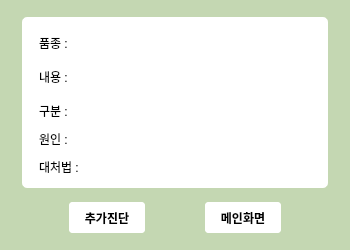
This is UI/DialogResult.ui in song030/CropFairy as Qt 5 draws it before an edit. The edited form follows.
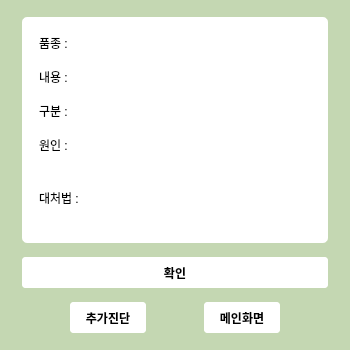
This is the edited form.

The edit to the form file:
```diff
--- a/UI/DialogResult.ui
+++ b/UI/DialogResult.ui
@@ -10,13 +10,19 @@
     <x>0</x>
     <y>0</y>
     <width>350</width>
-    <height>250</height>
+    <height>350</height>
    </rect>
   </property>
+  <property name="sizePolicy">
+   <sizepolicy hsizetype="Preferred" vsizetype="Fixed">
+    <horstretch>0</horstretch>
+    <verstretch>0</verstretch>
+   </sizepolicy>
+  </property>
   <property name="minimumSize">
    <size>
     <width>300</width>
-    <height>200</height>
+    <height>300</height>
    </size>
   </property>
   <property name="windowTitle">
@@ -54,10 +60,13 @@
   <property name="modal">
    <bool>true</bool>
   </property>
-  <layout class="QVBoxLayout" name="verticalLayout" stretch="0,0,0">
+  <layout class="QVBoxLayout" name="verticalLayout" stretch="0,0,0,0">
    <property name="spacing">
     <number>10</number>
    </property>
+   <property name="sizeConstraint">
+    <enum>QLayout::SetDefaultConstraint</enum>
+   </property>
    <property name="leftMargin">
     <number>20</number>
    </property>
@@ -72,6 +81,12 @@
    </property>
    <item>
     <widget class="QFrame" name="frame">
+     <property name="sizePolicy">
+      <sizepolicy hsizetype="Preferred" vsizetype="Expanding">
+       <horstretch>0</horstretch>
+       <verstretch>0</verstretch>
+      </sizepolicy>
+     </property>
      <property name="autoFillBackground">
       <bool>false</bool>
      </property>
@@ -80,6 +95,12 @@
 border:0px solid;
 border-radius:0px;
 padding:5px;
+}
+
+QPlainTextEdit{
+border:0px solid;
+border-radius:0px;
+padding:5px;
 }</string>
      </property>
      <property name="frameShape">
@@ -137,6 +158,12 @@
       </item>
       <item row="2" column="0" colspan="2">
        <widget class="QWidget" name="widget_detail" native="true">
+        <property name="sizePolicy">
+         <sizepolicy hsizetype="Preferred" vsizetype="Preferred">
+          <horstretch>0</horstretch>
+          <verstretch>0</verstretch>
+         </sizepolicy>
+        </property>
         <layout class="QGridLayout" name="gridLayout_3" columnstretch="0,1">
          <property name="leftMargin">
           <number>0</number>
@@ -164,17 +191,14 @@
           </widget>
          </item>
          <item row="3" column="1">
-          <widget class="QLabel" name="lbl_info_2_txt">
-           <property name="text">
-            <string/>
+          <widget class="QPlainTextEdit" name="lbl_info_2_txt">
+           <property name="verticalScrollBarPolicy">
+            <enum>Qt::ScrollBarAlwaysOff</enum>
            </property>
-           <property name="scaledContents">
-            <bool>true</bool>
+           <property name="horizontalScrollBarPolicy">
+            <enum>Qt::ScrollBarAlwaysOff</enum>
            </property>
-           <property name="alignment">
-            <set>Qt::AlignLeading|Qt::AlignLeft|Qt::AlignTop</set>
-           </property>
-           <property name="wordWrap">
+           <property name="readOnly">
             <bool>true</bool>
            </property>
           </widget>
@@ -190,17 +214,14 @@
           </widget>
          </item>
          <item row="2" column="1">
-          <widget class="QLabel" name="lbl_info_1_txt">
-           <property name="text">
-            <string/>
+          <widget class="QPlainTextEdit" name="lbl_info_1_txt">
+           <property name="verticalScrollBarPolicy">
+            <enum>Qt::ScrollBarAlwaysOff</enum>
            </property>
-           <property name="scaledContents">
-            <bool>true</bool>
+           <property name="horizontalScrollBarPolicy">
+            <enum>Qt::ScrollBarAlwaysOff</enum>
            </property>
-           <property name="alignment">
-            <set>Qt::AlignLeading|Qt::AlignLeft|Qt::AlignTop</set>
-           </property>
-           <property name="wordWrap">
+           <property name="readOnly">
             <bool>true</bool>
            </property>
           </widget>
@@ -242,13 +263,46 @@
      <property name="sizeHint" stdset="0">
       <size>
        <width>20</width>
-       <height>300</height>
+       <height>400</height>
       </size>
      </property>
     </spacer>
    </item>
    <item>
-    <layout class="QHBoxLayout" name="horizontalLayout">
+    <widget class="QPushButton" name="btn_ok">
+     <property name="minimumSize">
+      <size>
+       <width>0</width>
+       <height>35</height>
+      </size>
+     </property>
+     <property name="font">
+      <font>
+       <family>Malgun Gothic</family>
+       <weight>75</weight>
+       <bold>true</bold>
+      </font>
+     </property>
+     <property name="text">
+      <string>확인</string>
+     </property>
+    </widget>
+   </item>
+   <item>
+    <widget class="QWidget" name="widget_analyze" native="true">
+     <layout class="QHBoxLayout" name="horizontalLayout_2">
+      <property name="leftMargin">
+       <number>0</number>
+      </property>
+      <property name="topMargin">
+       <number>0</number>
+      </property>
+      <property name="rightMargin">
+       <number>0</number>
+      </property>
+      <property name="bottomMargin">
+       <number>0</number>
+      </property>
      <item>
       <spacer name="horizontalSpacer">
        <property name="orientation">
@@ -348,6 +402,7 @@
       </spacer>
      </item>
     </layout>
+    </widget>
    </item>
   </layout>
  </widget>
```
Left out of the diff: 60 changed lines with no effect on the pictures. Lines whose indentation alone changed are shown as unchanged.
